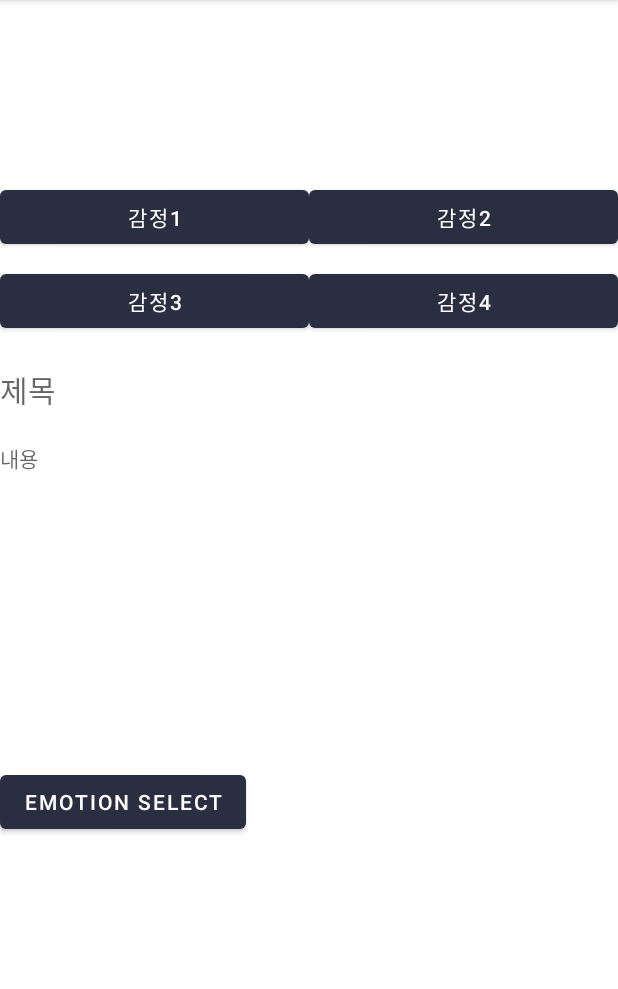
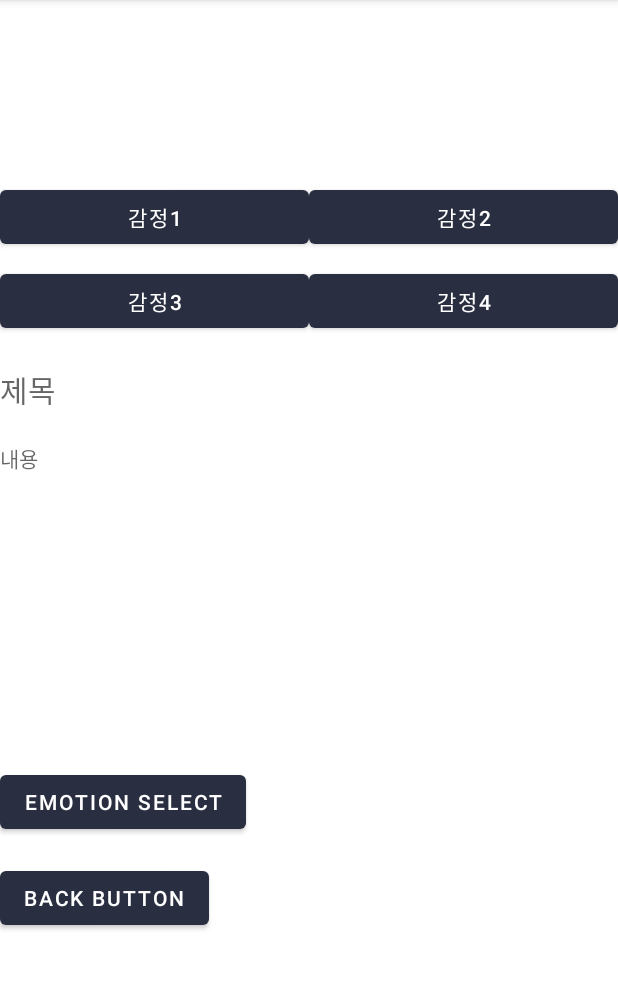
Before and after one commit to 25-Gachon-MobileProgramming/EmoTa-Diary, an Android app: the EmotionSelectActivity screen opened directly, with no data from a screen before it, on a phone screen of 412 x 824 dp, the part 84-1073 px from its top. Run offline under Robolectric (Android 15) with nearby library versions, the phone set to English and light mode, and no system bars; Roboto replaces fonts that are not available here; 3 statements that could not run were skipped.

Commit message:
add
데이터 구현 밑 back버튼 구현

```diff
--- a/app/src/main/java/kr/co/gachon/emotion_diary/ui/emotion/EmotionSelectActivity.java
+++ b/app/src/main/java/kr/co/gachon/emotion_diary/ui/emotion/EmotionSelectActivity.java
@@ -3,9 +3,13 @@ package kr.co.gachon.emotion_diary.ui.emotion;
 import android.content.Intent;
 import android.os.Bundle;
 import android.util.Log;
+import android.view.View;
+import android.widget.Button;
 import android.widget.TextView;
 import androidx.appcompat.app.AppCompatActivity;
+import kr.co.gachon.emotion_diary.MainActivity;
 import kr.co.gachon.emotion_diary.R;
+import kr.co.gachon.emotion_diary.ui.writePage.DiaryWriteActivity;
 
 public class EmotionSelectActivity extends AppCompatActivity {
 
@@ -16,6 +20,7 @@ public class EmotionSelectActivity extends AppCompatActivity {
 
         Intent intent = getIntent();
 
+        //String 형태로 데이터 저장
         String CurrentDate = intent.getStringExtra("date");
         String title = intent.getStringExtra("title");
         String content = intent.getStringExtra("content");
@@ -27,6 +32,9 @@ public class EmotionSelectActivity extends AppCompatActivity {
         TextView dateView = findViewById(R.id.emotionDate);      // 날짜 표시용
         TextView titleView = findViewById(R.id.emotionTitle);    // 제목 표시용
         TextView contentView = findViewById(R.id.emotionContent); // 내용 표시용
+        TextView dateView = findViewById(R.id.emotionDate);
+        TextView titleView = findViewById(R.id.emotionTitle);
+        TextView contentView = findViewById(R.id.emotionContent);
 
         if (dateView != null) dateView.setText(CurrentDate);
         if (titleView != null) titleView.setText(title);
@@ -35,6 +43,14 @@ public class EmotionSelectActivity extends AppCompatActivity {
         Log.wtf("newTest", title);
         Log.wtf("newTest", content);
         Log.wtf("newTest", CurrentDate);
+        Button backbutton2 = findViewById(R.id.backButton2);
+        backbutton2.setOnClickListener((new View.OnClickListener() {
+            @Override
+            public void onClick(View view) {
+                Intent intent = new Intent(getApplicationContext(), DiaryWriteActivity.class);
+                startActivity(intent);
+            }
+        }));
 
 
     }
--- a/app/src/main/res/layout/activity_diary_emotion.xml
+++ b/app/src/main/res/layout/activity_diary_emotion.xml
@@ -80,6 +80,12 @@
         android:text="emotion select"
         android:layout_marginTop="16dp" />
 
+    <Button
+        android:id="@+id/backButton2"
+        android:layout_width="wrap_content"
+        android:layout_height="wrap_content"
+        android:text="back button"
+        android:layout_marginTop="16dp" />
 
     <LinearLayout
         android:layout_width="match_parent"
```
Also changed, not shown: app/src/main/java/kr/co/gachon/emotion_diary/ui/writePage/DiaryWriteActivity.java (+11 -0 lines).
